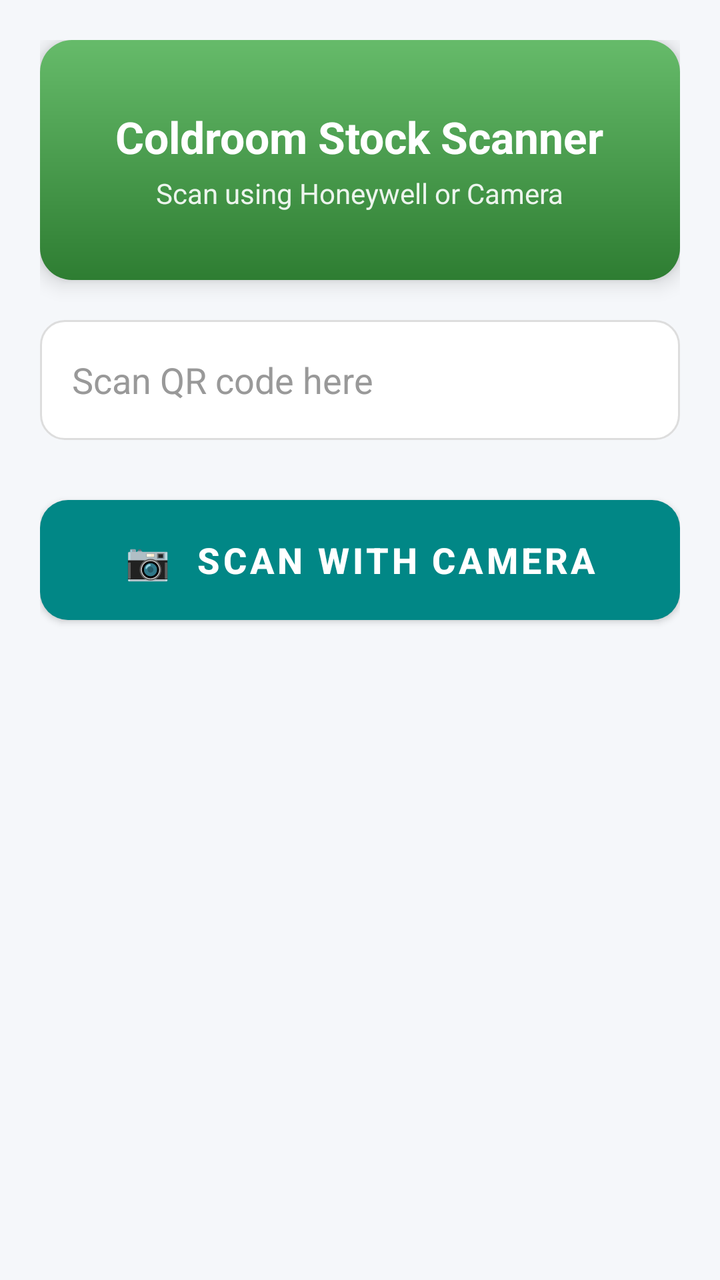
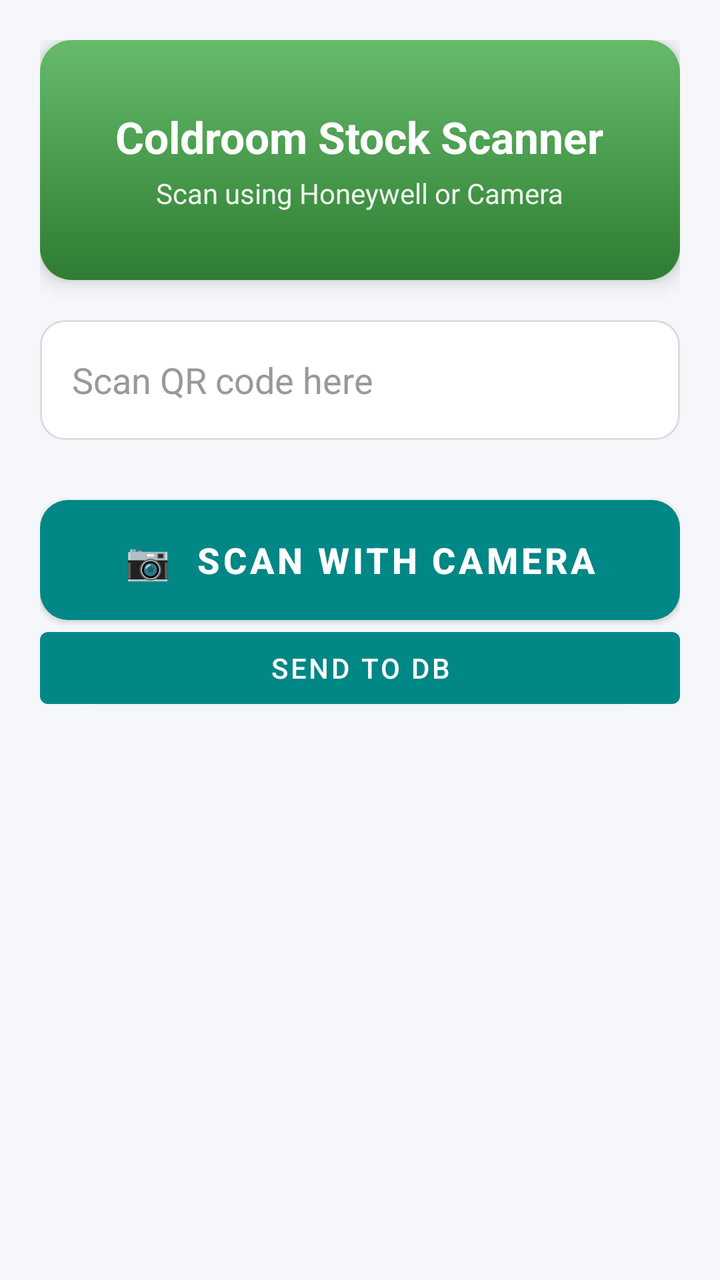

An Android layout rendered at two revisions. The XML below is the earlier revision; the diff shows what the commit changed to produce the second picture.
<!-- AndroidManifest.xml: application theme Theme.YourApp -->
<!-- res/layout/activity_scan.xml -->
<?xml version="1.0" encoding="utf-8"?>
<LinearLayout xmlns:android="http://schemas.android.com/apk/res/android"
    android:id="@+id/rootContainer"
    android:layout_width="match_parent"
    android:layout_height="match_parent"
    android:orientation="vertical"
    android:background="#F5F7FA"
    android:padding="20dp">

    
    <LinearLayout
        android:layout_width="match_parent"
        android:layout_height="120dp"
        android:orientation="vertical"
        android:padding="20dp"
        android:gravity="center"
        android:background="@drawable/header_gradient"
        android:elevation="6dp"
        android:layout_marginBottom="20dp">

        <TextView
            android:id="@+id/tvTitle"
            android:layout_width="wrap_content"
            android:layout_height="wrap_content"
            android:text="Coldroom Stock Scanner"
            android:textSize="22sp"
            android:textStyle="bold"
            android:textColor="#FFFFFF" />

        <TextView
            android:id="@+id/tvSubtitle"
            android:layout_width="wrap_content"
            android:layout_height="wrap_content"
            android:text="Scan using Honeywell or Camera"
            android:textSize="14sp"
            android:textColor="#E6FFFFFF"
            android:layout_marginTop="4dp" />
    </LinearLayout>

    
    <EditText
        android:id="@+id/inputScan"
        android:layout_width="match_parent"
        android:layout_height="60dp"
        android:hint="Scan QR code here"
        android:padding="16dp"
        android:textSize="18sp"
        android:background="@drawable/input_box"
        android:singleLine="true"
        android:autofillHints=""
        android:importantForAutofill="no"
        android:textColor="#000000"
        android:textColorHint="#999999"
        android:layout_marginBottom="30dp" />

    
    <Button
        android:id="@+id/btnCameraScan"
        android:layout_width="match_parent"
        android:layout_height="60dp"
        android:text="📷  Scan With Camera"
        android:textSize="18sp"
        android:textStyle="bold"
        android:background="@drawable/primary_button"
        android:textColor="#FFFFFF"
        android:elevation="4dp" />

</LinearLayout>
<!-- resources referenced by this layout -->
<resources>
  <!-- drawable header_gradient (drawable) -->
  <shape xmlns:android="http://schemas.android.com/apk/res/android"
      android:shape="rectangle">
      <gradient
          android:startColor="#2E7D32"
          android:endColor="#66BB6A"
          android:angle="90"/>
      <corners android:radius="16dp" />
  </shape>
  <!-- drawable input_box (drawable) -->
  <shape xmlns:android="http://schemas.android.com/apk/res/android">
      <solid android:color="#FFFFFF"/>
      <corners android:radius="12dp"/>
      <stroke android:width="1dp" android:color="#DDDDDD"/>
      <padding
          android:left="10dp"
          android:top="10dp"
          android:right="10dp"
          android:bottom="10dp"/>
  </shape>
  <!-- drawable primary_button (drawable) -->
  <selector xmlns:android="http://schemas.android.com/apk/res/android">
  
      <item android:state_pressed="true">
          <shape android:shape="rectangle">
              <solid android:color="#1B5E20"/>
              <corners android:radius="14dp"/>
          </shape>
      </item>
  
      <item>
          <shape android:shape="rectangle">
              <solid android:color="#2E7D32"/>
              <corners android:radius="14dp"/>
          </shape>
      </item>
  
  </selector>
  <style name="Theme.YourApp" parent="Theme.MaterialComponents.DayNight.NoActionBar">
          
          <item name="colorPrimary">@color/teal_700</item>
          <item name="colorPrimaryVariant">@color/teal_200</item>
          <item name="colorOnPrimary">@android:color/white</item>
  
          
          <item name="colorSecondary">@color/purple_500</item>
          <item name="colorSecondaryVariant">@color/purple_700</item>
          <item name="colorOnSecondary">@android:color/white</item>
  
          
          <item name="android:colorBackground">@color/white</item>
          <item name="colorSurface">@color/white</item>
          <item name="colorOnSurface">@android:color/black</item>
  
          
          <item name="android:statusBarColor">?attr/colorPrimaryVariant</item>
  
  
  
  
  
      </style>
  <color name="teal_700">#018786</color>
  <color name="teal_200">#03DAC5</color>
  <color name="purple_500">#6200EE</color>
  <color name="purple_700">#3700B3</color>
  <color name="white">#FFFFFF</color>
</resources>

<!-- the commit's change to res/layout/activity_scan.xml (unified diff, before → after) -->
@@ -65,4 +65,10 @@
         android:textColor="#FFFFFF"
         android:elevation="4dp" />
 
+    <Button
+        android:id="@+id/btnSendDb"
+        android:layout_width="match_parent"
+        android:layout_height="wrap_content"
+        android:text="SEND TO DB"/>
+
 </LinearLayout>
